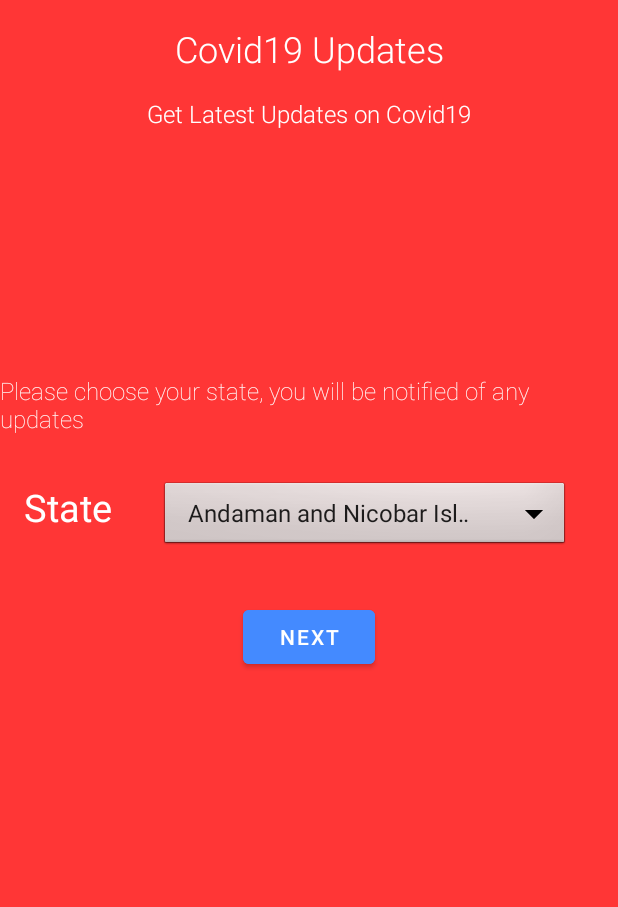
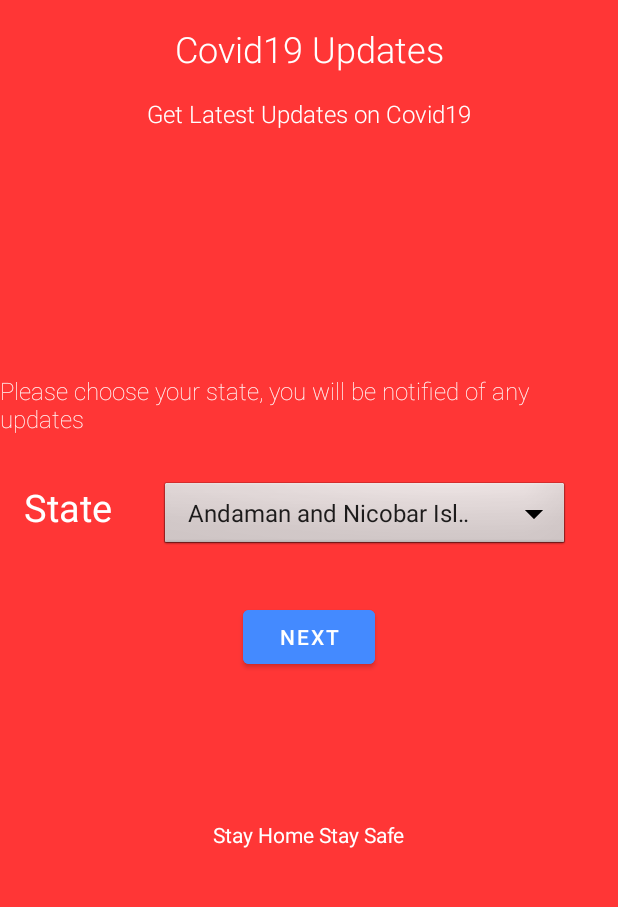
Before and after one commit to Umair-Syed/FightCovid, an Android app: the screen it shows after launch (LaunchActivity), on a phone screen of 412 x 824 dp, the part 290-1197 px from its top. Run offline under Robolectric (Android 15) with nearby library versions, the phone set to English and light mode, and no system bars; 1 statement that could not run was skipped.

Commit message:
Final Commit 1

```diff
--- a/app/src/main/java/com/skapps/android/fightcovid/MainActivity.java
+++ b/app/src/main/java/com/skapps/android/fightcovid/MainActivity.java
@@ -37,7 +37,7 @@
         super.onCreate(savedInstanceState);
         setContentView(R.layout.activity_main);
 
-        Boolean isFirstRun = getSharedPreferences("FIRST_RUN_PREF", MODE_PRIVATE)
+        boolean isFirstRun = getSharedPreferences("FIRST_RUN_PREF", MODE_PRIVATE)
                 .getBoolean(FIRST_RUN_PREF_KEY, true);
 
         if (isFirstRun) {
@@ -62,7 +62,7 @@
 
         PeriodicWorkRequest periodicWorkRequest = new PeriodicWorkRequest.Builder(UpdateWorker.class,
                 20, TimeUnit.MINUTES).setConstraints(constraints).addTag("Periodic")
-                .setInitialDelay(5, TimeUnit.MINUTES).build();
+                .setInitialDelay(10, TimeUnit.SECONDS).build();
 
         WorkManager.getInstance(this).enqueue(periodicWorkRequest);
     }
--- a/app/src/main/java/com/skapps/android/fightcovid/ViewModels/JsonViewModel.java
+++ b/app/src/main/java/com/skapps/android/fightcovid/ViewModels/JsonViewModel.java
@@ -22,7 +22,7 @@
  * Created by Syed Umair on 31/03/2020.
  */
 public class JsonViewModel extends AndroidViewModel {
-//    private final JsonLiveData data;
+
     private MutableLiveData<List<Location>> loc = new MutableLiveData<>();
 
 
--- a/app/src/main/res/layout/activity_launch.xml
+++ b/app/src/main/res/layout/activity_launch.xml
@@ -70,6 +70,7 @@
         app:layout_constraintHorizontal_bias="1.0"
         app:layout_constraintStart_toStartOf="parent"
         app:layout_constraintTop_toTopOf="@+id/guideline"
+
         app:layout_constraintVertical_bias="0.827" />
 
     <LinearLayout
@@ -90,7 +91,6 @@
             android:layout_weight="1"
             android:text="State"
             android:textColor="@android:color/white"
-
             android:textSize="25sp" />
 
         <Spinner
@@ -131,5 +131,16 @@
         android:orientation="horizontal"
         app:layout_constraintGuide_percent="0.81" />
 
+    <TextView
+        android:id="@+id/textView4"
+        android:layout_width="wrap_content"
+        android:layout_height="wrap_content"
+        android:text="Stay Home Stay Safe"
+        android:textColor="@android:color/white"
+        app:layout_constraintBottom_toBottomOf="parent"
+        app:layout_constraintEnd_toEndOf="parent"
+        app:layout_constraintStart_toStartOf="parent"
+        app:layout_constraintTop_toTopOf="@+id/guideline2" />
+
 
 </androidx.constraintlayout.widget.ConstraintLayout>
--- a/app/src/main/res/layout/fragment_state.xml
+++ b/app/src/main/res/layout/fragment_state.xml
@@ -29,14 +29,14 @@
                 android:layout_weight="5"
                 android:gravity="end"
                 android:text="Last Updated"
-                android:textSize="12dp" />
+                android:textSize="12sp" />
 
             <TextView
                 android:id="@+id/updated_on_tv_state"
                 android:layout_width="0dp"
                 android:layout_height="wrap_content"
                 android:layout_weight="3"
-                android:textSize="12dp"
+                android:textSize="12sp"
                 tools:text="02/04/2020 16:02" />
 
         </LinearLayout>
```
Also changed, not shown: app/src/main/java/com/skapps/android/fightcovid/CountryFragment.java (+1 -10 lines), app/src/main/java/com/skapps/android/fightcovid/ListViewAdapter.java (+1 -6 lines), app/src/main/java/com/skapps/android/fightcovid/NotificationUtils.java (+8 -4 lines), app/src/main/java/com/skapps/android/fightcovid/UpdateWorker.java (+7 -10 lines), app/src/main/res/drawable-v24/count_circle.xml (deleted, +0 -21 lines), app/src/main/res/drawable/count_circle.xml (added, +10 -0 lines).
